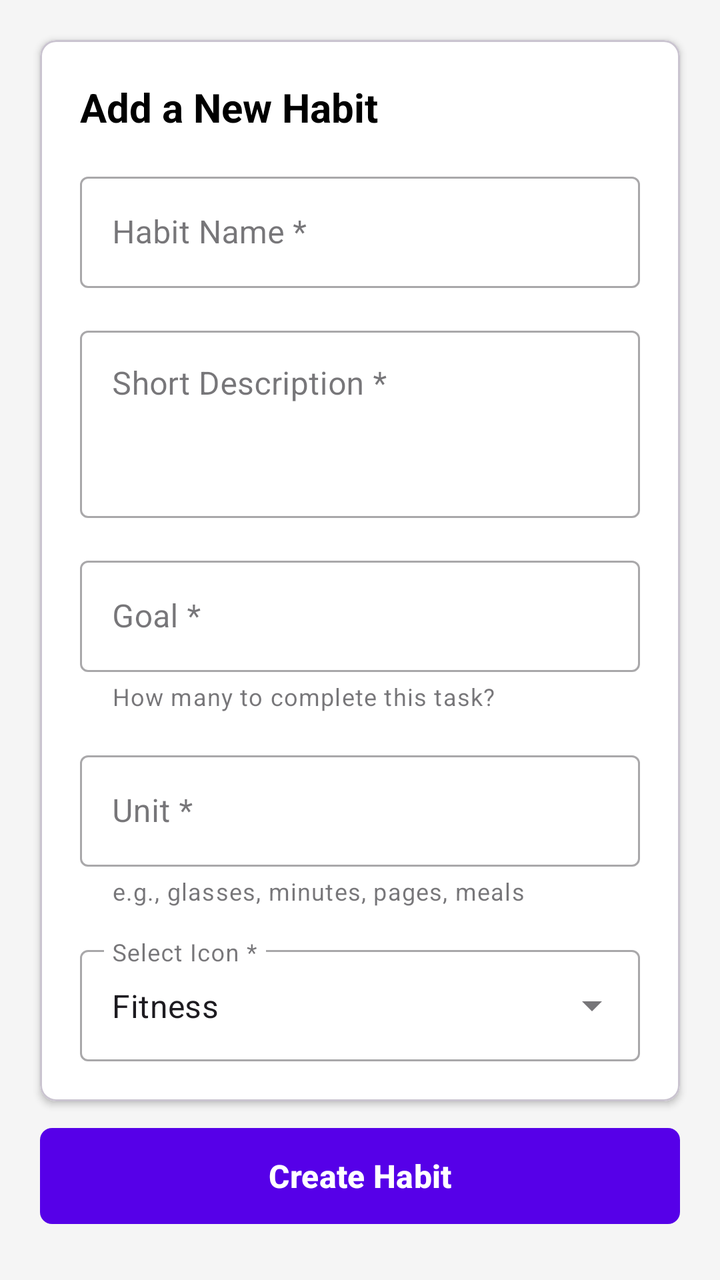
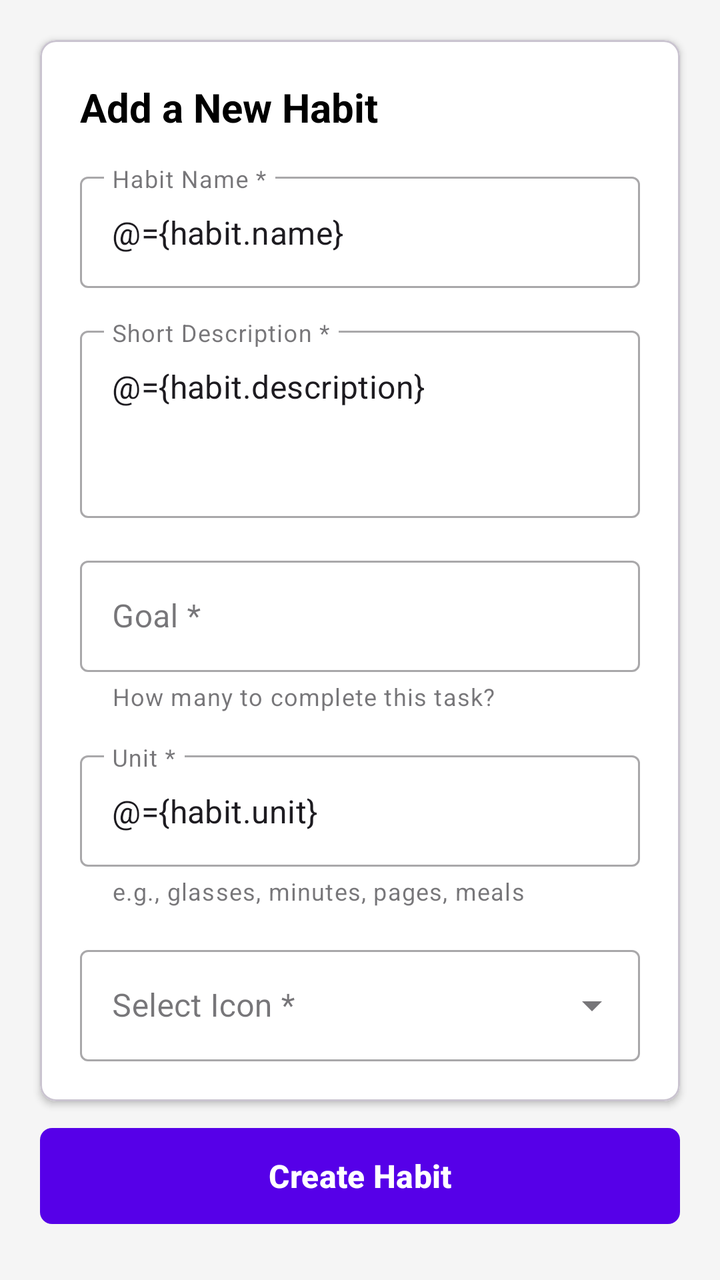

Compare the two renders of this Android layout. The source of the first and the diff that turns it into the second are given below.
<!-- AndroidManifest.xml: application theme Theme.DAPOERMBG -->
<!-- res/layout/fragment_create_habit.xml -->
<?xml version="1.0" encoding="utf-8"?>
<layout xmlns:android="http://schemas.android.com/apk/res/android"
    xmlns:app="http://schemas.android.com/apk/res-auto"
    xmlns:tools="http://schemas.android.com/tools">

    <data>

    </data>

    <androidx.constraintlayout.widget.ConstraintLayout
        android:layout_width="match_parent"
        android:layout_height="match_parent"
        android:background="#F5F5F5"
        tools:context=".view.CreateHabitFragment">

        <com.google.android.material.card.MaterialCardView
            android:id="@+id/cardViewForm"
            android:layout_width="match_parent"
            android:layout_height="wrap_content"
            android:layout_margin="20dp"
            app:cardBackgroundColor="@android:color/white"
            app:cardCornerRadius="8dp"
            app:cardElevation="2dp"
            app:layout_constraintEnd_toEndOf="parent"
            app:layout_constraintStart_toStartOf="parent"
            app:layout_constraintTop_toTopOf="parent">

            <androidx.constraintlayout.widget.ConstraintLayout
                android:layout_width="match_parent"
                android:layout_height="wrap_content"
                android:padding="20dp">

                <TextView
                    android:id="@+id/tvTitle"
                    android:layout_width="match_parent"
                    android:layout_height="wrap_content"
                    android:text="Add a New Habit"
                    android:textColor="#000000"
                    android:textSize="20sp"
                    android:textStyle="bold"
                    app:layout_constraintTop_toTopOf="parent" />

                <com.google.android.material.textfield.TextInputLayout
                    android:id="@+id/tilHabitName"
                    style="@style/Widget.MaterialComponents.TextInputLayout.OutlinedBox"
                    android:layout_width="match_parent"
                    android:layout_height="wrap_content"
                    android:layout_marginTop="16dp"
                    android:hint="Habit Name *"
                    app:layout_constraintTop_toBottomOf="@id/tvTitle">

                    <com.google.android.material.textfield.TextInputEditText
                        android:id="@+id/txtHabitName"
                        android:layout_width="match_parent"
                        android:layout_height="wrap_content" />
                </com.google.android.material.textfield.TextInputLayout>

                <com.google.android.material.textfield.TextInputLayout
                    android:id="@+id/tilShortDescription"
                    style="@style/Widget.MaterialComponents.TextInputLayout.OutlinedBox"
                    android:layout_width="match_parent"
                    android:layout_height="wrap_content"
                    android:layout_marginTop="16dp"
                    android:hint="Short Description *"
                    app:layout_constraintTop_toBottomOf="@id/tilHabitName">

                    <com.google.android.material.textfield.TextInputEditText
                        android:id="@+id/txtShortDescription"
                        android:layout_width="match_parent"
                        android:layout_height="wrap_content"
                        android:gravity="top|start"
                        android:minLines="3" />
                </com.google.android.material.textfield.TextInputLayout>

                <com.google.android.material.textfield.TextInputLayout
                    android:id="@+id/tilGoal"
                    style="@style/Widget.MaterialComponents.TextInputLayout.OutlinedBox"
                    android:layout_width="match_parent"
                    android:layout_height="wrap_content"
                    android:layout_marginTop="16dp"
                    android:hint="Goal *"
                    app:helperText="How many to complete this task?"
                    app:layout_constraintTop_toBottomOf="@id/tilShortDescription">

                    <com.google.android.material.textfield.TextInputEditText
                        android:id="@+id/txtGoalQty"
                        android:layout_width="match_parent"
                        android:layout_height="wrap_content"
                        android:inputType="number" />
                </com.google.android.material.textfield.TextInputLayout>

                <com.google.android.material.textfield.TextInputLayout
                    android:id="@+id/tilUnit"
                    style="@style/Widget.MaterialComponents.TextInputLayout.OutlinedBox"
                    android:layout_width="match_parent"
                    android:layout_height="wrap_content"
                    android:layout_marginTop="16dp"
                    android:hint="Unit *"
                    app:helperText="e.g., glasses, minutes, pages, meals"
                    app:layout_constraintTop_toBottomOf="@id/tilGoal">

                    <com.google.android.material.textfield.TextInputEditText
                        android:id="@+id/txtUnit"
                        android:layout_width="match_parent"
                        android:layout_height="wrap_content" />
                </com.google.android.material.textfield.TextInputLayout>

                <com.google.android.material.textfield.TextInputLayout
                    android:id="@+id/tilIcon"
                    style="@style/Widget.MaterialComponents.TextInputLayout.OutlinedBox.ExposedDropdownMenu"
                    android:layout_width="match_parent"
                    android:layout_height="wrap_content"
                    android:layout_marginTop="16dp"
                    android:hint="Select Icon *"
                    app:layout_constraintTop_toBottomOf="@id/tilUnit">

                    <AutoCompleteTextView
                        android:id="@+id/txtIcon"
                        android:layout_width="match_parent"
                        android:layout_height="wrap_content"
                        android:inputType="none"
                        android:text="Fitness" />
                </com.google.android.material.textfield.TextInputLayout>

            </androidx.constraintlayout.widget.ConstraintLayout>
        </com.google.android.material.card.MaterialCardView>

        <com.google.android.material.button.MaterialButton
            android:id="@+id/btnCreateHabit"
            android:layout_width="match_parent"
            android:layout_height="56dp"
            android:layout_marginHorizontal="20dp"
            android:layout_marginBottom="24dp"
            android:text="Create Habit"
            android:textAllCaps="false"
            android:textSize="16sp"
            android:textStyle="bold"
            app:backgroundTint="#5600E8"
            app:cornerRadius="6dp"
            app:layout_constraintBottom_toBottomOf="parent"
            app:layout_constraintEnd_toEndOf="parent"
            app:layout_constraintStart_toStartOf="parent" />

    </androidx.constraintlayout.widget.ConstraintLayout>
</layout>
<!-- resources referenced by this layout -->
<resources>
  <style name="Theme.DAPOERMBG" parent="Base.Theme.DAPOERMBG" />
  <style name="Base.Theme.DAPOERMBG" parent="Theme.Material3.DayNight">
          
          <item name="android:statusBarColor">#5600E8</item>
          
      </style>
</resources>

<!-- the commit's change to res/layout/fragment_create_habit.xml (unified diff, before → after) -->
@@ -4,14 +4,16 @@
     xmlns:tools="http://schemas.android.com/tools">
 
     <data>
-
+        <variable
+            name="habit"
+            type="com.example.dapoer_mbg.model.Habit"/>
     </data>
 
     <androidx.constraintlayout.widget.ConstraintLayout
         android:layout_width="match_parent"
         android:layout_height="match_parent"
         android:background="#F5F5F5"
-        tools:context=".view.CreateHabitFragment">
+        tools:context=".view.CreateHabitFragment    ">
 
         <com.google.android.material.card.MaterialCardView
             android:id="@+id/cardViewForm"
@@ -52,7 +54,8 @@
                     <com.google.android.material.textfield.TextInputEditText
                         android:id="@+id/txtHabitName"
                         android:layout_width="match_parent"
-                        android:layout_height="wrap_content" />
+                        android:layout_height="wrap_content"
+                        android:text="@={habit.name}"/>
                 </com.google.android.material.textfield.TextInputLayout>
 
                 <com.google.android.material.textfield.TextInputLayout
@@ -69,7 +72,8 @@
                         android:layout_width="match_parent"
                         android:layout_height="wrap_content"
                         android:gravity="top|start"
-                        android:minLines="3" />
+                        android:minLines="3"
+                        android:text="@={habit.description}"/>
                 </com.google.android.material.textfield.TextInputLayout>
 
                 <com.google.android.material.textfield.TextInputLayout
@@ -86,7 +90,8 @@
                         android:id="@+id/txtGoalQty"
                         android:layout_width="match_parent"
                         android:layout_height="wrap_content"
-                        android:inputType="number" />
+                        android:inputType="number"
+                        android:text="@{Integer.toString(habit.goal)}"/>
                 </com.google.android.material.textfield.TextInputLayout>
 
                 <com.google.android.material.textfield.TextInputLayout
@@ -102,7 +107,8 @@
                     <com.google.android.material.textfield.TextInputEditText
                         android:id="@+id/txtUnit"
                         android:layout_width="match_parent"
-                        android:layout_height="wrap_content" />
+                        android:layout_height="wrap_content"
+                        android:text="@={habit.unit}"/>
                 </com.google.android.material.textfield.TextInputLayout>
 
                 <com.google.android.material.textfield.TextInputLayout
@@ -119,7 +125,7 @@
                         android:layout_width="match_parent"
                         android:layout_height="wrap_content"
                         android:inputType="none"
-                        android:text="Fitness" />
+                        android:text="@{habit.iconName}" />
                 </com.google.android.material.textfield.TextInputLayout>
 
             </androidx.constraintlayout.widget.ConstraintLayout>
